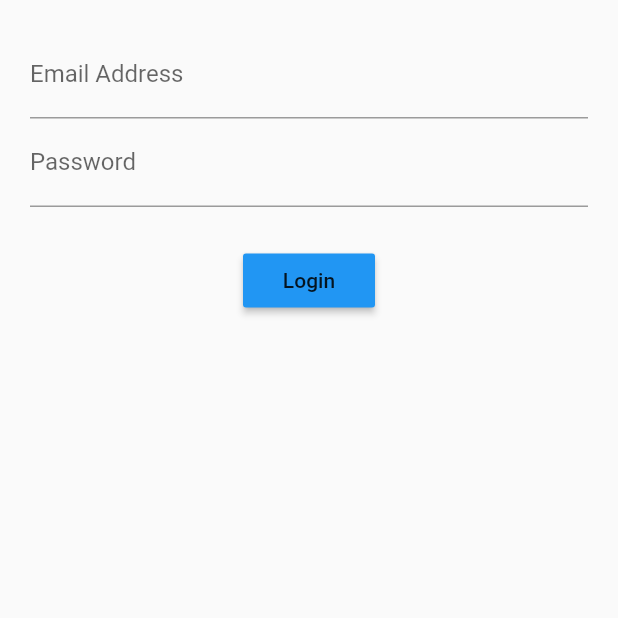
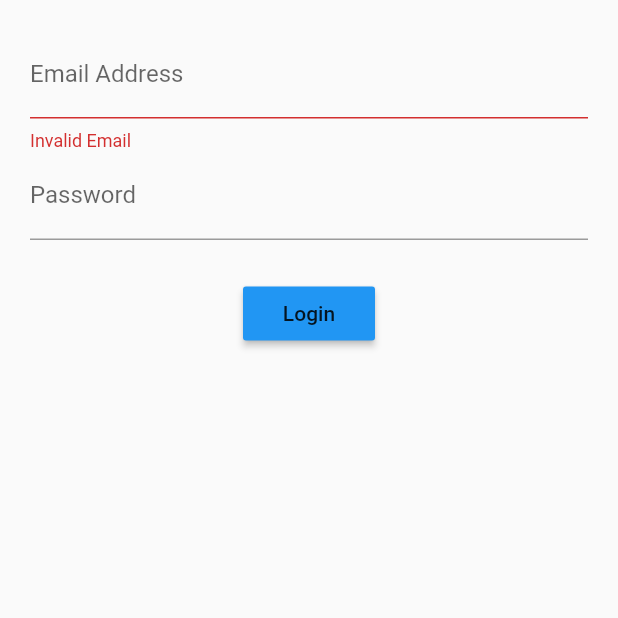
Before and after one commit to robified/cc_flutter_login_bloc, a Flutter app: the screen it shows after launch, on a phone screen of 412 x 824 dp, the top half of it. Run offline on Flutter 3.47's test engine with Material 2 defaults, Android fonts, the phone set to English and light mode, and no system bars.

Commit message:
Add errorText for InputDecoration.

```diff
--- a/lib/src/screens/login_screen.dart
+++ b/lib/src/screens/login_screen.dart
@@ -21,6 +21,7 @@ class LoginScreen extends StatelessWidget {
       decoration: InputDecoration(
         hintText: 'you@example.com',
         labelText: 'Email Address',
+        errorText: 'Invalid Email',
       ),
     );
   }
```
